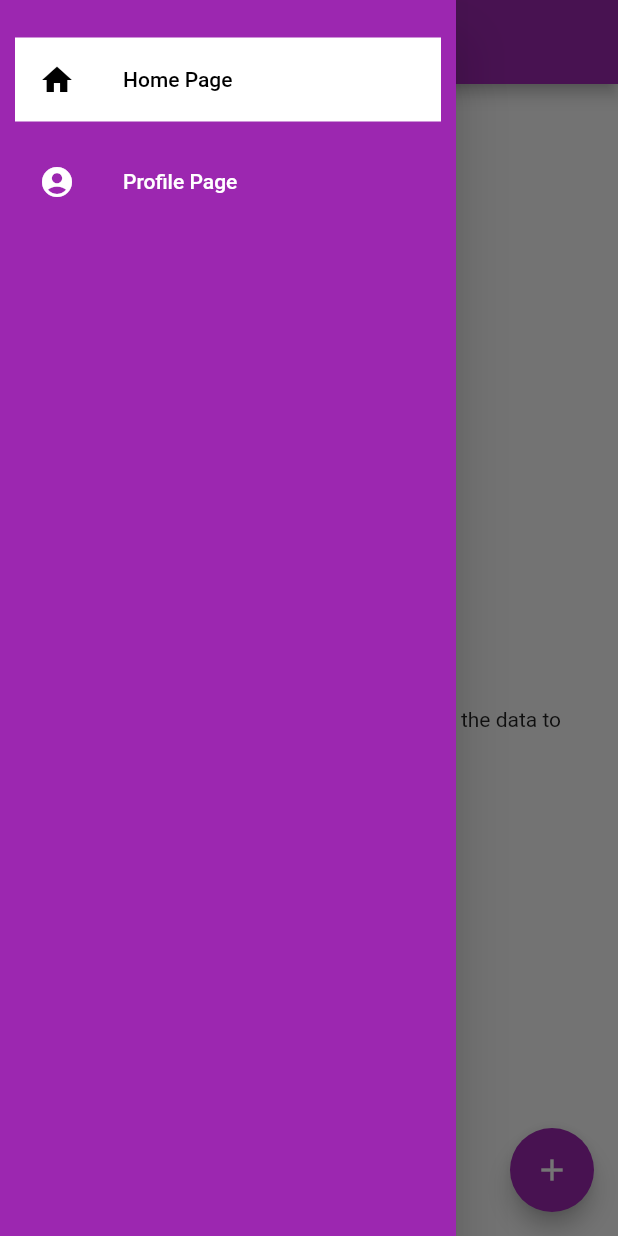
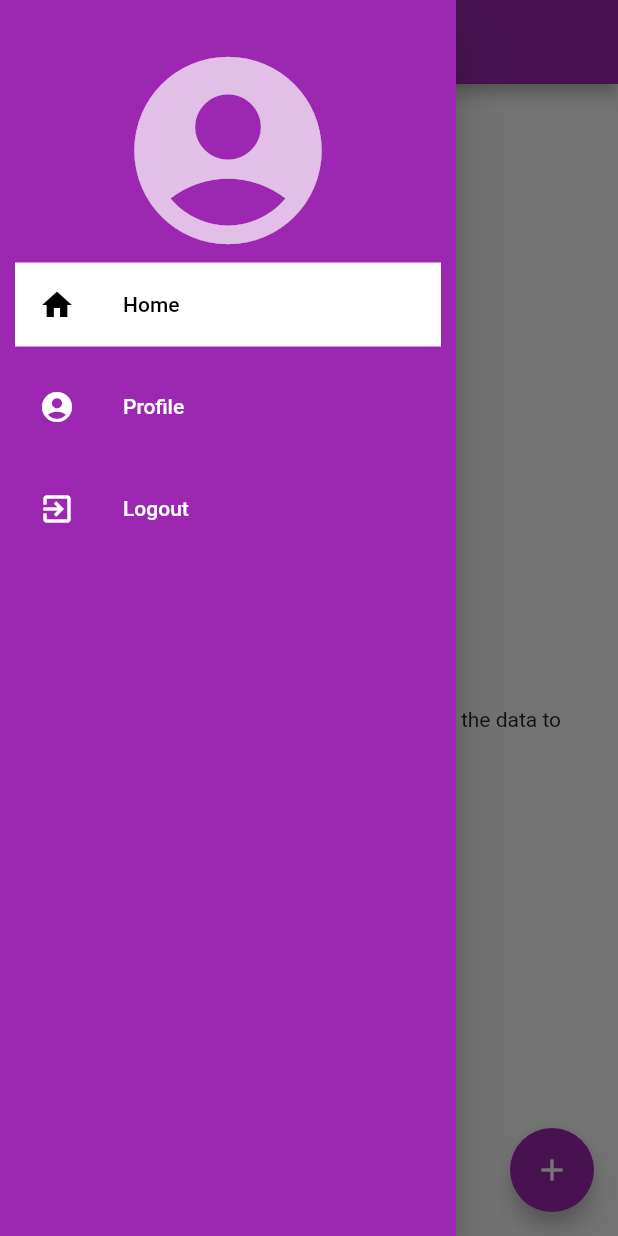
Before and after one commit to huzaifak08/Password-Saver-App-Flutter, a Flutter app: the HomePage screen opened directly, with the side drawer open, on a phone screen of 412 x 824 dp. Run offline on Flutter 3.47's test engine with Material 2 defaults, Android fonts, the phone set to English and light mode, and no system bars; our stand-ins replace cloud_firestore, country_picker, firebase_auth, firebase_core, firebase_storage, fluttertoast and 3 more; accounts and stored records are empty.

```diff
--- a/lib/Screens/Auth Pages/otp_screen.dart
+++ b/lib/Screens/Auth Pages/otp_screen.dart
@@ -1,5 +1,6 @@
 import 'package:flutter/material.dart';
 import 'package:password_saver/Screens/Auth%20Pages/user_info_screen.dart';
+import 'package:password_saver/Screens/home_page.dart';
 import 'package:password_saver/Widgets/widgets.dart';
 import 'package:pinput/pinput.dart';
 
@@ -147,8 +148,7 @@ class _OtpScreenState extends State<OtpScreen> {
                                 (value) => Navigator.pushAndRemoveUntil(
                                     context,
                                     MaterialPageRoute(
-                                      builder: (context) =>
-                                          const ProfileScreen(),
+                                      builder: (context) => const HomePage(),
                                     ),
                                     (route) => false),
                               ),
--- a/lib/Screens/home_page.dart
+++ b/lib/Screens/home_page.dart
@@ -1,12 +1,14 @@
 import 'package:cloud_firestore/cloud_firestore.dart';
 import 'package:firebase_auth/firebase_auth.dart';
 import 'package:flutter/material.dart';
+import 'package:password_saver/Provider/auth_provider.dart';
 import 'package:password_saver/Provider/database_provider.dart';
 import 'package:password_saver/Screens/Auth%20Pages/profile_screen.dart';
 import 'package:password_saver/Widgets/data_widget.dart';
 import 'package:password_saver/Widgets/widgets.dart';
 import 'package:provider/provider.dart';
 
+import 'Auth Pages/welcome_screen.dart';
 import 'create_page.dart';
 
 class HomePage extends StatefulWidget {
@@ -17,26 +19,10 @@ class HomePage extends StatefulWidget {
 }
 
 class _HomePageState extends State<HomePage> {
-  Stream<QuerySnapshot>? data;
-
-  @override
-  void initState() {
-    super.initState();
-  }
-
-  // String Manipulation:
-
-  String getId(String res) {
-    return res.substring(0, res.indexOf('_'));
-  }
-
-  String getName(String res) {
-    return res.substring(res.indexOf('_') + 1);
-  }
-
   @override
   Widget build(BuildContext context) {
-    final database = Provider.of<DatabaseProvider>(context);
+    final database = Provider.of<DatabaseProvider>(context, listen: false);
+    final ap = Provider.of<AuthProvider>(context, listen: false);
 
     return SafeArea(
       child: Scaffold(
@@ -52,11 +38,16 @@ class _HomePageState extends State<HomePage> {
             padding: const EdgeInsets.symmetric(horizontal: 10, vertical: 25),
             // ignore: prefer_const_literals_to_create_immutables
             children: [
+              const Icon(
+                Icons.account_circle,
+                size: 150,
+                color: Colors.white70,
+              ),
               const ListTile(
                 selected: true,
                 selectedTileColor: Colors.white,
                 title: Text(
-                  'Home Page',
+                  'Home',
                   style: TextStyle(color: Colors.black),
                 ),
                 leading: Icon(
@@ -70,14 +61,35 @@ class _HomePageState extends State<HomePage> {
                   nextScreenReplace(context, const ProfileScreen());
                 },
                 title: const Text(
-                  'Profile Page',
+                  'Profile',
                   style: TextStyle(color: Colors.white),
                 ),
                 leading: const Icon(
                   Icons.account_circle,
                   color: Colors.white,
                 ),
-              )
+              ),
+              const SizedBox(height: 12),
+              ListTile(
+                onTap: () {
+                  ap.userSignOut().then(
+                        (value) => Navigator.push(
+                          context,
+                          MaterialPageRoute(
+                            builder: (context) => const WelcomeScreen(),
+                          ),
+                        ),
+                      );
+                },
+                title: const Text(
+                  'Logout',
+                  style: TextStyle(color: Colors.white),
+                ),
+                leading: const Icon(
+                  Icons.exit_to_app,
+                  color: Colors.white,
+                ),
+              ),
             ],
           ),
         ),
--- a/lib/main.dart
+++ b/lib/main.dart
@@ -33,7 +33,6 @@ class MyApp extends StatelessWidget {
           elevatedButtonTheme: ElevatedButtonThemeData(
               style: ElevatedButton.styleFrom(backgroundColor: Colors.purple)),
         ),
-        // home: isSignedIn ? const HomePage() : const LoginPage(),
         home: const WelcomeScreen(),
       ),
     );
```
Also changed, not shown: lib/Screens/Auth Pages/profile_screen.dart (+125 -29 lines).
